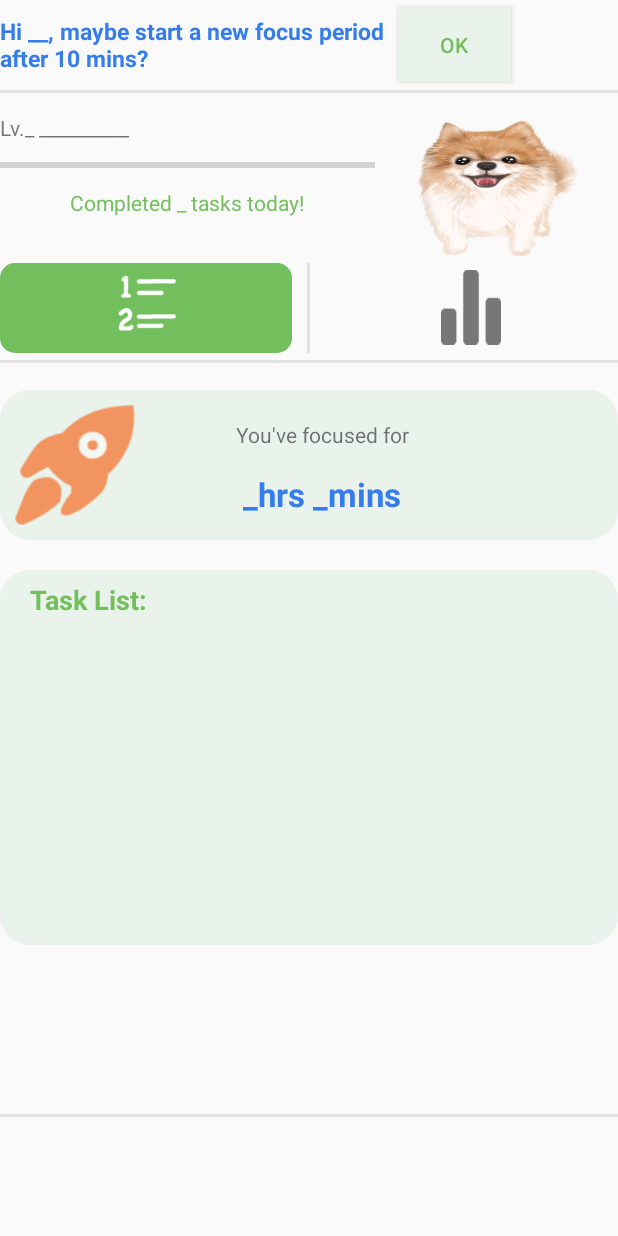
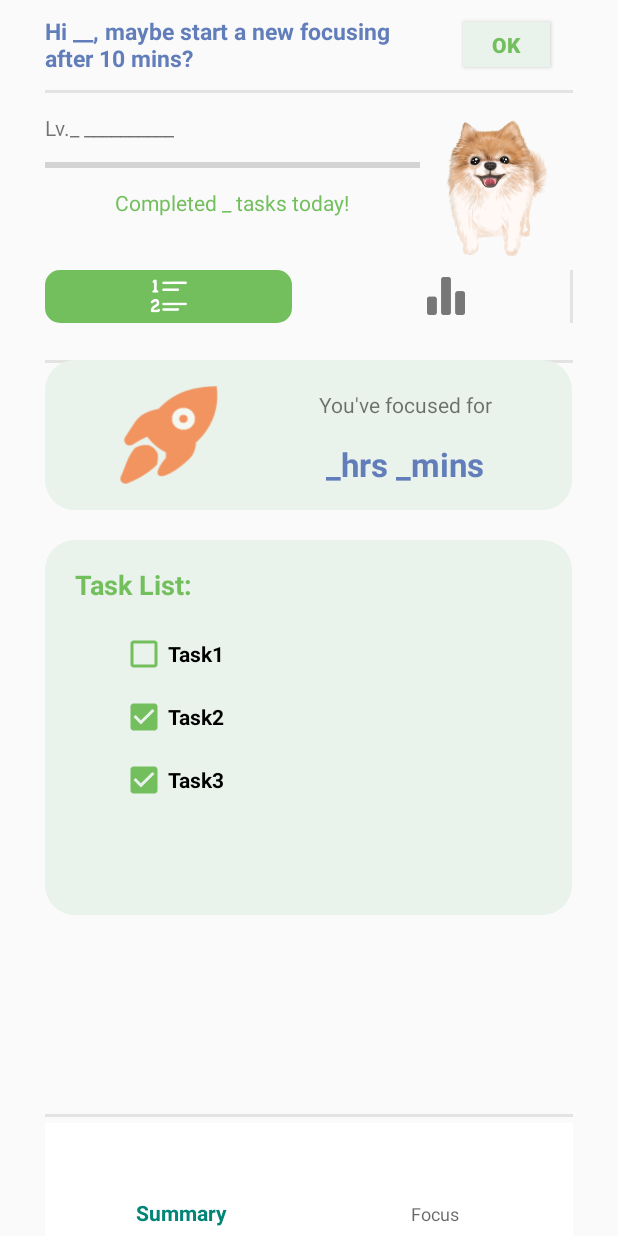
Before and after one commit to cechiu2/SiebelUnited, an Android app: the layout fragment_home.xml on its own in the app's theme, with its tools: preview values and no code run, on a phone screen of 412 x 824 dp. Run offline under Robolectric (Android 15) with nearby library versions, the phone set to English and light mode, and no system bars; plain views replace BarChart.

Commit message:
yinuos edits

```diff
--- a/app/src/main/res/layout/fragment_home.xml
+++ b/app/src/main/res/layout/fragment_home.xml
@@ -1,10 +1,14 @@
 <?xml version="1.0" encoding="utf-8"?>
 <android.support.constraint.ConstraintLayout xmlns:android="http://schemas.android.com/apk/res/android"
+    xmlns:app="http://schemas.android.com/apk/res-auto"
+    xmlns:tools="http://schemas.android.com/tools"
     android:layout_width="match_parent"
     android:layout_height="match_parent"
-    xmlns:app="http://schemas.android.com/apk/res-auto"
-    xmlns:tools="http://schemas.android.com/tools">
-    <LinearLayout
+    android:layout_marginLeft="30dp"
+    android:layout_marginRight="30dp"
+    android:orientation="vertical">
+
+    <android.support.v7.widget.LinearLayoutCompat
         android:layout_width="match_parent"
         android:layout_height="60dp"
         android:gravity="center_vertical"
@@ -13,27 +17,28 @@
         app:layout_constraintTop_toTopOf="parent">
 
         <TextView
-            android:id="@+id/top_banner"
             android:layout_width="265dp"
             android:layout_height="match_parent"
             android:gravity="center_vertical"
-            android:text="Hi __, maybe start a new focus period after 10 mins?"
-            android:textColor="#347deb"
+            android:text="Hi __, maybe start a new focusing after 10 mins?"
+            android:textColor="#627eba"
             android:textSize="15sp"
             android:textStyle="bold"
 
             ></TextView>
 
         <Button
-            android:layout_width="75dp"
-            android:layout_height="50dp"
+            android:layout_width="58dp"
+            android:layout_height="30dp"
             android:layout_gravity="right |center_vertical"
+            android:layout_marginLeft="13dp"
             android:background="#e9f2eb"
             android:text="OK"
+            android:textStyle="bold"
             android:textColor="#73BF5E">
 
         </Button>
-    </LinearLayout>
+    </android.support.v7.widget.LinearLayoutCompat>
 
     <View
         android:layout_width="match_parent"
@@ -42,8 +47,8 @@
         android:background="#e3e3e3"
         app:layout_constraintTop_toTopOf="parent"
         tools:layout_editor_absoluteX="0dp" />
-    <!--User data-->
-    <LinearLayout
+
+    <android.support.v7.widget.LinearLayoutCompat
         android:layout_width="match_parent"
         android:layout_height="100dp"
         android:layout_marginTop="75dp"
@@ -52,13 +57,12 @@
         app:layout_constraintTop_toTopOf="parent"
         tools:layout_editor_absoluteX="0dp">
 
-        <LinearLayout
+        <android.support.v7.widget.LinearLayoutCompat
             android:layout_width="250dp"
             android:layout_height="match_parent"
             android:orientation="vertical">
 
             <TextView
-                android:id="@+id/user_info"
                 android:layout_width="wrap_content"
                 android:layout_height="20dp"
                 android:text="Lv._ __________">
@@ -66,14 +70,11 @@
             </TextView>
 
             <ProgressBar
-                android:id="@+id/exp_bar"
                 style="@style/Widget.AppCompat.ProgressBar.Horizontal"
                 android:layout_width="match_parent"
-                android:layout_height="30dp"
-                android:progress="0"></ProgressBar>
+                android:layout_height="30dp"></ProgressBar>
 
             <TextView
-                android:id="@+id/num_tasks"
                 android:layout_width="wrap_content"
                 android:layout_height="20dp"
                 android:layout_gravity="center"
@@ -82,23 +83,23 @@
 
             </TextView>
 
-        </LinearLayout>
+        </android.support.v7.widget.LinearLayoutCompat>
 
         <ImageView
             android:layout_width="wrap_content"
             android:layout_height="match_parent"
             android:background="@drawable/pet_dog"></ImageView>
-    </LinearLayout>
-    <!--Tabs that switches between task list and statistics-->
-    <LinearLayout
-        android:layout_width="match_parent"
-        android:layout_height="60dp"
-        android:layout_marginTop="175dp"
+    </android.support.v7.widget.LinearLayoutCompat>
+
+    <android.support.v7.widget.LinearLayoutCompat
+        android:id="@+id/linearLayoutCompat"
+        android:layout_width="352dp"
+        android:layout_height="35dp"
+        android:layout_marginTop="180dp"
         app:layout_constraintTop_toTopOf="parent"
-        tools:layout_editor_absoluteX="0dp">
+        tools:layout_editor_absoluteX="-1dp">
 
         <LinearLayout
-            android:id="@+id/todo_tab"
             android:layout_width="0dp"
             android:layout_height="match_parent"
             android:layout_marginRight="10dp"
@@ -107,11 +108,25 @@
             android:gravity="center">
 
             <ImageButton
-                android:id="@+id/todo_button"
-                android:layout_width="40dp"
-                android:layout_height="50dp"
+                android:layout_width="25dp"
+                android:layout_height="30dp"
+                android:layout_marginTop="1dp"
                 android:background="@drawable/list_icon_selected"
                 android:onClick="list_onClick"></ImageButton>
+        </LinearLayout>
+
+        <LinearLayout
+            android:layout_width="0dp"
+            android:layout_height="match_parent"
+            android:layout_marginLeft="10dp"
+            android:layout_weight="1"
+            android:background="@drawable/layout_unselected"
+            android:gravity="center">
+
+            <ImageButton
+                android:layout_width="25dp"
+                android:layout_height="25dp"
+                android:background="@drawable/bar_icon_unselected"></ImageButton>
         </LinearLayout>
 
         <View
@@ -120,24 +135,7 @@
             android:background="#e3e3e3"
             tools:layout_editor_absoluteX="0dp"
             tools:layout_editor_absoluteY="60dp" />
-
-        <LinearLayout
-            android:id="@+id/stat_tab"
-            android:layout_width="0dp"
-            android:layout_height="match_parent"
-            android:layout_marginLeft="10dp"
-            android:layout_weight="1"
-            android:background="@drawable/layout_unselected"
-            android:gravity="center">
-
-            <ImageButton
-                android:id="@+id/stat_button"
-                android:layout_width="40dp"
-                android:layout_height="50dp"
-                android:background="@drawable/bar_icon_unselected"
-                android:onClick="stat_onClick"></ImageButton>
-        </LinearLayout>
-    </LinearLayout>
+    </android.support.v7.widget.LinearLayoutCompat>
 
     <View
         android:layout_width="match_parent"
@@ -147,18 +145,18 @@
         app:layout_constraintTop_toTopOf="parent"
         tools:layout_editor_absoluteX="0dp" />
     <!--to-do list-->
+    <!--    stats-->
 
-    <LinearLayout
-        android:id="@+id/todo_body"
-        android:layout_width="match_parent"
-        android:layout_height="wrap_content"
-        android:layout_marginTop="260dp"
+    <android.support.v7.widget.LinearLayoutCompat
+        android:layout_width="351dp"
+        android:layout_height="414dp"
+        android:layout_marginTop="240dp"
         android:orientation="vertical"
         android:visibility="visible"
         app:layout_constraintTop_toTopOf="parent"
         tools:layout_editor_absoluteX="0dp">
 
-        <LinearLayout
+        <android.support.v7.widget.LinearLayoutCompat
             android:layout_width="match_parent"
             android:layout_height="100dp"
             android:background="@drawable/layout_bg"
@@ -168,14 +166,14 @@
             tools:layout_editor_absoluteY="255dp">
 
             <ImageView
-                android:layout_width="80dp"
-                android:layout_height="match_parent"
-                android:layout_marginLeft="10dp"
+                android:layout_width="65dp"
+                android:layout_height="65dp"
+                android:layout_marginLeft="50dp"
                 android:layout_marginTop="10dp"
                 android:layout_marginBottom="10dp"
-                android:background="@drawable/rokect_iconmdpi"></ImageView>
+                android:background="@drawable/rokect_icon"></ImageView>
 
-            <LinearLayout
+            <android.support.v7.widget.LinearLayoutCompat
                 android:layout_width="250dp"
                 android:layout_height="match_parent"
                 android:orientation="vertical">
@@ -192,19 +190,18 @@
                 </TextView>
 
                 <TextView
-                    android:id="@+id/time_focused"
                     android:layout_width="wrap_content"
                     android:layout_height="match_parent"
                     android:layout_gravity="center_horizontal"
                     android:gravity="center"
                     android:text="_hrs _mins"
-                    android:textColor="#347deb"
+                    android:textColor="#627eba"
                     android:textSize="22sp"
                     android:textStyle="bold"></TextView>
-            </LinearLayout>
-        </LinearLayout>
+            </android.support.v7.widget.LinearLayoutCompat>
+        </android.support.v7.widget.LinearLayoutCompat>
 
-        <LinearLayout
+        <android.support.v7.widget.LinearLayoutCompat
             android:layout_width="match_parent"
             android:layout_height="250dp"
             android:layout_marginTop="20dp"
@@ -212,43 +209,71 @@
             android:orientation="vertical"
             tools:layout_editor_absoluteX="0dp"
             tools:layout_editor_absoluteY="400dp">
-
             <TextView
                 android:layout_width="match_parent"
                 android:layout_height="40dp"
                 android:layout_marginLeft="20dp"
+                android:layout_marginTop="10dp"
                 android:gravity="left |center_vertical"
                 android:text="Task List:"
                 android:textColor="#73BF5E"
                 android:textSize="18sp"
                 android:textStyle="bold"></TextView>
 
-            <LinearLayout
-                android:id="@+id/task_list"
-                android:layout_width="match_parent"
+            <CheckBox
+                android:id="@+id/chk1"
+                android:layout_width="wrap_content"
                 android:layout_height="wrap_content"
                 android:layout_marginLeft="50dp"
                 android:layout_marginTop="10dp"
-                android:orientation="vertical"></LinearLayout>
+                android:buttonTint="#73BF5E"
+                android:checked="false"
+                android:text="Task1"
+                android:textStyle="bold"
+                tools:layout_editor_absoluteY="400dp" />
 
-        </LinearLayout>
-    </LinearLayout>
-    <!--Statistics-->
-    <LinearLayout
-        android:id="@+id/stat_body"
+            <CheckBox
+                android:id="@+id/chk2"
+                android:layout_width="wrap_content"
+                android:layout_height="wrap_content"
+                android:layout_marginLeft="50dp"
+                android:layout_marginTop="10dp"
+                android:buttonTint="#73BF5E"
+                android:checked="true"
+                android:text="Task2"
+                android:textStyle="bold"
+                tools:layout_editor_absoluteY="400dp" />
+
+            <CheckBox
+                android:id="@+id/chk3"
+                android:layout_width="wrap_content"
+                android:layout_height="wrap_content"
+                android:layout_marginLeft="50dp"
+                android:layout_marginTop="10dp"
+                android:buttonTint="#73BF5E"
+                android:checked="true"
+                android:text="Task3"
+                android:textStyle="bold"
+                tools:layout_editor_absoluteY="400dp" />
+
+
+        </android.support.v7.widget.LinearLayoutCompat>
+    </android.support.v7.widget.LinearLayoutCompat>
+
+    <android.support.v7.widget.LinearLayoutCompat
         android:layout_width="match_parent"
         android:layout_height="wrap_content"
         android:layout_marginTop="260dp"
         android:orientation="vertical"
-        android:visibility="gone"
         app:layout_constraintTop_toTopOf="parent"
-        tools:layout_editor_absoluteX="0dp">
+        tools:layout_editor_absoluteX="0dp"
+        android:visibility="gone">
 
         <com.github.mikephil.charting.charts.BarChart
             android:id="@+id/barchart"
             android:layout_width="match_parent"
             android:layout_height="300dp" />
-    </LinearLayout>
+    </android.support.v7.widget.LinearLayoutCompat>
 
     <View
         android:layout_width="match_parent"
@@ -257,4 +282,18 @@
         android:background="#e3e3e3"
         app:layout_constraintBottom_toBottomOf="parent"
         tools:layout_editor_absoluteX="0dp" />
+
+    <android.support.design.widget.BottomNavigationView
+        android:id="@+id/bottomNavigationView"
+        android:layout_width="match_parent"
+        android:layout_height="75dp"
+        android:layout_marginBottom="0dp"
+        android:background="#ffffff"
+        app:elevation="0dp"
+        app:layout_constraintBottom_toBottomOf="parent"
+        app:layout_constraintEnd_toEndOf="parent"
+        app:layout_constraintHorizontal_bias="0.0"
+        app:layout_constraintStart_toStartOf="parent"
+        app:menu="@menu/bottom_nav_menu" />
+
 </android.support.constraint.ConstraintLayout>
--- a/app/src/main/res/layout/timer.xml
+++ b/app/src/main/res/layout/timer.xml
@@ -86,7 +86,7 @@
                 android:background="#f8fce4"
                 android:padding="10dp"
                 android:scaleType="fitCenter"
-                android:src="@drawable/play_pause_icon"></ImageButton>
+                android:src="@drawable/nextsong"></ImageButton>
         </LinearLayout>
 
         <TextView
```
Also changed, not shown: app/src/main/res/layout/activity_timer.xml (+34 -26 lines), app/src/main/res/layout/homepage.xml (+41 -38 lines), app/src/main/res/drawable-v24/play_pause_icon.png, app/src/main/res/drawable-v24/rokect_icon.png (renamed from app/src/main/res/drawable-v24/rokect_iconmdpi.png), app/src/main/res/drawable/app_icon.png (added), app/src/main/res/drawable/fast_forward.png (added), app/src/main/res/drawable/music_paused.png (added).
